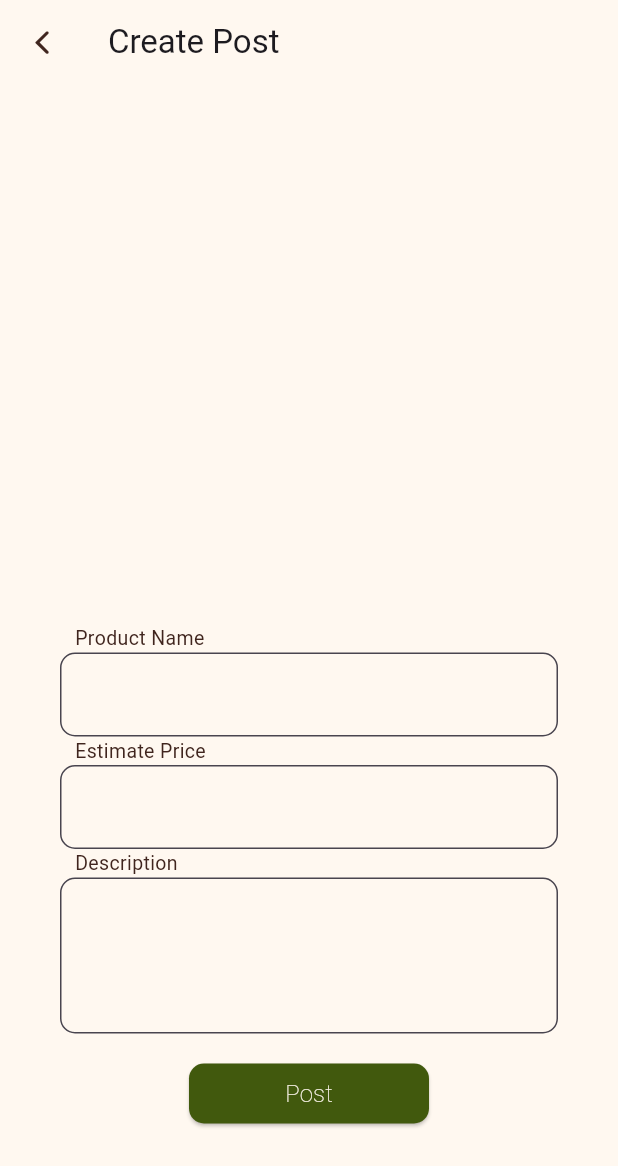
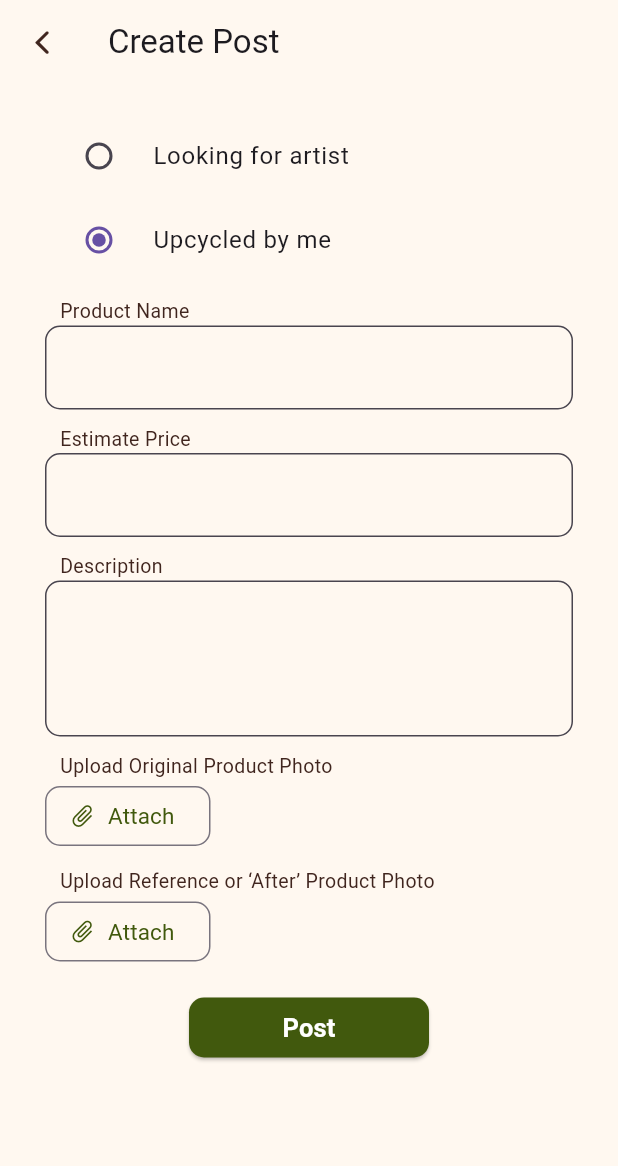
Before and after one commit to Kaung101/loop_frontend, a Flutter app: the CreatePost screen opened directly, after a tap on "Post", on a phone screen of 412 x 824 dp. Shown: the top 1166 px of the screen. Run offline on Flutter 3.47's test engine with Material 3 defaults, Android fonts, the phone set to English and light mode, and no system bars; our stand-ins replace dio, flutter_bloc, flutter_secure_storage, flutter_svg, fluttertoast, image_picker; missing offline and left inert: jwt_decode; accounts and stored records are empty.

Commit message:
finished implement post_management

```diff
--- a/lib/main.dart
+++ b/lib/main.dart
@@ -10,7 +10,6 @@ import 'package:loop/post_management/create_post_bloc.dart';
 void main() {
   final authRepository = AuthRepository();
   final postRepository = PostRepository();
-
   //runApp(const MyApp());
   runApp(
     MultiProvider(
--- a/lib/post_management/create_post.dart
+++ b/lib/post_management/create_post.dart
@@ -1,10 +1,9 @@
-import 'dart:typed_data';
-
 import 'package:flutter/cupertino.dart';
 import 'package:flutter/material.dart';
 import 'package:flutter/widgets.dart';
 import 'package:flutter_bloc/flutter_bloc.dart';
 import 'package:fluttertoast/fluttertoast.dart';
+import 'package:image_picker/image_picker.dart';
 import 'package:loop/auth/auth_repo.dart';
 import 'package:loop/components/bottomNavigatioon.dart';
 import 'package:loop/components/colors.dart';
@@ -12,6 +11,7 @@ import 'package:loop/post_management/create_post_bloc.dart';
 import 'package:loop/post_management/create_post_event.dart';
 import 'package:loop/post_management/create_post_state.dart';
 import 'package:loop/post_management/post_repo.dart';
+import 'package:mime/mime.dart';
 
 class CreatePost extends StatefulWidget {
   const CreatePost({super.key});
@@ -24,11 +24,45 @@ class _CreatePostState extends State<CreatePost> {
   final _formKey = GlobalKey<FormState>();
   final PostRepository postRepository = PostRepository();
   String errormsg = '';
-  final _nameController = TextEditingController();
-  final _priceController = TextEditingController();
-  final _descController = TextEditingController();
-  Uint8List? _beforePhoto;
-  Uint8List? _afterPhoto;
+
+  bool status = true;
+
+
+  Widget _statusField(){
+
+    return BlocBuilder<CreatePostBloc, CreatePostState>(
+      builder: (context, state) {
+        return Column(
+          children: [
+            RadioListTile<bool>(
+              title: const Text('Looking for artist'),
+              value: false,
+              groupValue: status,
+              onChanged: (bool? st) {
+                setState(() {
+                  status = st!;
+                });
+                 context.read<CreatePostBloc>().add(PostStatusChanged(status: false));
+
+              },
+            ),
+
+            RadioListTile<bool>(
+              title: const Text('Upcycled by me'),
+              value: true,
+              groupValue: status,
+              onChanged: (bool? st) {
+                setState(() {
+                  status = st!;
+                });
+                context.read<CreatePostBloc>().add(PostStatusChanged(status: true));
+              },
+            ),
+          ],
+        );
+      },
+    );
+  }
 
   Widget _nameField() {
     return BlocBuilder<CreatePostBloc, CreatePostState>(
@@ -88,6 +122,86 @@ class _CreatePostState extends State<CreatePost> {
     });
   }
 
+  Widget _beforePhotoButton() {
+    return BlocBuilder<CreatePostBloc, CreatePostState>(
+      builder: (context, state) {
+        return SizedBox(
+          child: OutlinedButton.icon(
+            style: OutlinedButton.styleFrom(
+              // backgroundColor: AppColors.backgroundColor,
+              shape: RoundedRectangleBorder(
+                borderRadius: BorderRadius.circular(10),
+              ),
+            ),
+            icon: Transform.rotate(
+              angle: 45 * 3.1427 / 180,
+              child:
+                  const Icon(Icons.attach_file, color: AppColors.primaryColor),
+            ),
+            onPressed: () async {
+              final ImagePicker imagePicker = ImagePicker();
+              final pickedFile =
+                  await imagePicker.pickImage(source: ImageSource.gallery);
+              if (pickedFile != null) {
+                context
+                    .read<CreatePostBloc>()
+                    .add(BeforePhotoChanged(beforePhoto: pickedFile));
+              }
+            },
+            label: const Text(
+              "Attach",
+              style: TextStyle(
+                color: AppColors.primaryColor,
+                fontSize: 15,
+                fontWeight: FontWeight.w400,
+              ),
+            ),
+          ),
+        );
+      },
+    );
+  }
+
+  Widget _afterPhotoButton() {
+    return BlocBuilder<CreatePostBloc, CreatePostState>(
+      builder: (context, state) {
+        return SizedBox(
+          child: OutlinedButton.icon(
+            style: OutlinedButton.styleFrom(
+              // backgroundColor: AppColors.backgroundColor,
+              shape: RoundedRectangleBorder(
+                borderRadius: BorderRadius.circular(10),
+              ),
+            ),
+            icon: Transform.rotate(
+              angle: 45 * 3.1427 / 180,
+              child:
+                  const Icon(Icons.attach_file, color: AppColors.primaryColor),
+            ),
+            onPressed: () async {
+              final ImagePicker imagePicker = ImagePicker();
+              final pickedFile =
+                  await imagePicker.pickImage(source: ImageSource.gallery);
+              if (pickedFile != null) {
+                context
+                    .read<CreatePostBloc>()
+                    .add(AfterPhotoChanged(afterPhoto: pickedFile));
+              }
+            },
+            label: const Text(
+              "Attach",
+              style: TextStyle(
+                color: AppColors.primaryColor,
+                fontSize: 15,
+                fontWeight: FontWeight.w400,
+              ),
+            ),
+          ),
+        );
+      },
+    );
+  }
+
   Widget _postButton() {
     return BlocBuilder<CreatePostBloc, CreatePostState>(
       builder: (context, state) {
@@ -103,9 +217,12 @@ class _CreatePostState extends State<CreatePost> {
             ),
             onPressed: () async {
               errormsg = await postRepository.createPost(
+                  status: state.status,
                   name: state.name,
                   price: state.price,
-                  description: state.description);
+                  description: state.description,
+                  beforePhoto: state.beforePhoto!,
+                  afterPhoto: state.afterPhoto!);
               if (_formKey.currentState!.validate()) {
                 // ignore: use_build_context_synchronously
                 context.read<CreatePostBloc>().add(PostSubmitted());
@@ -117,8 +234,12 @@ class _CreatePostState extends State<CreatePost> {
                     webPosition: "center",
                     webBgColor: '#B8BF7B',
                     timeInSecForIosWeb: 1,
-                    backgroundColor: errormsg == '' ? AppColors.tertiaryColor : AppColors.warningColor,
-                    textColor: errormsg == '' ? AppColors.backgroundColor : AppColors.textColor,
+                    backgroundColor: errormsg == ''
+                        ? AppColors.tertiaryColor
+                        : AppColors.warningColor,
+                    textColor: errormsg == ''
+                        ? AppColors.backgroundColor
+                        : AppColors.textColor,
                     fontSize: 16.0);
 
                 if (errormsg == '') {
@@ -139,9 +260,9 @@ class _CreatePostState extends State<CreatePost> {
             child: const Text(
               "Post",
               style: TextStyle(
-                color: AppColors.backgroundColor,
-                fontSize: 16,
-                fontWeight: FontWeight.w200,
+                color: Color.fromARGB(255, 255, 255, 255),
+                fontSize: 17,
+                fontWeight: FontWeight.w600,
               ),
             ),
           ),
@@ -175,25 +296,18 @@ class _CreatePostState extends State<CreatePost> {
           create: (_) => CreatePostBloc(postRepo: postRepository),
           child: SingleChildScrollView(
             child: Padding(
-              padding: const EdgeInsets.all(20.0),
+              padding: const EdgeInsets.fromLTRB(30, 20, 30, 20),
               child: Form(
                 key: _formKey,
-                child: Padding(
-                  padding: const EdgeInsets.only(left: 20, right: 20),
                 child: Column(
-                    mainAxisAlignment: MainAxisAlignment.center,
                   children: [
-                      Padding(
-                        padding: const EdgeInsets.only(top: 40),
-                        child: Container(
-                          height: 100,
-                          margin: const EdgeInsets.only(top: 200),
-                        ),
-                      ),
+                    _statusField(),
+
                     const Padding(
-                        padding: EdgeInsets.only(left: 10.0),
+                      padding: EdgeInsets.only(left: 10.0, top: 10),
                       child: Row(
                         mainAxisAlignment: MainAxisAlignment.start,
+                        crossAxisAlignment: CrossAxisAlignment.center,
                         children: [
                           Text(
                             "Product Name",
@@ -206,7 +320,7 @@ class _CreatePostState extends State<CreatePost> {
                     ),
                     _nameField(),
                     const Padding(
-                        padding: EdgeInsets.only(left: 10.0),
+                      padding: EdgeInsets.only(left: 10.0, top: 10),
                       child: Row(
                         mainAxisAlignment: MainAxisAlignment.start,
                         children: [
@@ -221,7 +335,7 @@ class _CreatePostState extends State<CreatePost> {
                     ),
                     _priceField(),
                     const Padding(
-                        padding: EdgeInsets.only(left: 10.0),
+                      padding: EdgeInsets.only(left: 10.0, top: 10),
                       child: Row(
                         mainAxisAlignment: MainAxisAlignment.start,
                         children: [
@@ -235,6 +349,38 @@ class _CreatePostState extends State<CreatePost> {
                       ),
                     ),
                     _descField(),
+                    const Padding(
+                      padding: EdgeInsets.only(left: 10.0, top: 10),
+                      child: Row(
+                        mainAxisAlignment: MainAxisAlignment.start,
+                        children: [
+                          Text(
+                            "Upload Original Product Photo",
+                            style: TextStyle(
+                                fontSize: 13, color: AppColors.textColor),
+                            textAlign: TextAlign.center,
+                          ),
+                        ],
+                      ),
+                    ),
+                    Row(children: [
+                      _beforePhotoButton(),
+                    ]),
+                    const Padding(
+                      padding: EdgeInsets.only(left: 10.0, top: 10),
+                      child: Row(
+                        mainAxisAlignment: MainAxisAlignment.start,
+                        children: [
+                          Text(
+                            "Upload Reference or ‘After’ Product Photo",
+                            style: TextStyle(
+                                fontSize: 13, color: AppColors.textColor),
+                            textAlign: TextAlign.center,
+                          ),
+                        ],
+                      ),
+                    ),
+                    Row(children: [_afterPhotoButton()]),
                      Padding(
                       padding: const EdgeInsets.only(top: 20.0),
                       child: _postButton(),
@@ -244,7 +390,6 @@ class _CreatePostState extends State<CreatePost> {
               ),
             ),
           ),
-          ),
         ));
   }
 }
--- a/lib/post_management/create_post_bloc.dart
+++ b/lib/post_management/create_post_bloc.dart
@@ -8,10 +8,18 @@ class CreatePostBloc extends Bloc<CreatePostEvent, CreatePostState> {
   final PostRepository postRepo;
 
   CreatePostBloc({required this.postRepo}) : super(CreatePostState()) {
+    on<PostStatusChanged>(_onStatusChanged);
     on<CreatePostNameChanged>(_onNameChanged);
     on<CreatePostPriceChanged>(_onPriceChanged);
     on<CreatePostDescChanged>(_onDescChanged);
     on<PostSubmitted>(_onSubmitted);
+    on<BeforePhotoChanged>(_onBeforePhotoChanged);
+    on<AfterPhotoChanged>(_onAfterPhotoChanged);
+
+  }
+
+  void _onStatusChanged(PostStatusChanged event, Emitter<CreatePostState> emit) {
+    emit(state.copyWith(status: event.status));
   }
 
   void _onNameChanged(CreatePostNameChanged event, Emitter<CreatePostState> emit) {
@@ -26,11 +34,19 @@ class CreatePostBloc extends Bloc<CreatePostEvent, CreatePostState> {
     emit(state.copyWith(description: event.description));
   }
 
+  void _onBeforePhotoChanged(BeforePhotoChanged event, Emitter<CreatePostState> emit) {
+    emit(state.copyWith(beforePhoto: event.beforePhoto));
+  }
+
+  void _onAfterPhotoChanged(AfterPhotoChanged event, Emitter<CreatePostState> emit) {
+    emit(state.copyWith(afterPhoto: event.afterPhoto));
+  }
+
   Future<void> _onSubmitted(PostSubmitted event, Emitter<CreatePostState> emit) async {
     emit(state.copyWith(formStatus: FormSubmitting()));
 
     try {
-      await postRepo.createPost(name: state.name, price: state.price, description: state.description);
+      await postRepo.createPost(status: state.status, name: state.name, price: state.price, description: state.description, beforePhoto: state.beforePhoto!, afterPhoto: state.afterPhoto!);
       emit(state.copyWith(formStatus: SubmissionSuccess()));
     } on Exception catch (e) {
       emit(state.copyWith(formStatus: SubmissionFailed(e), errorMessage: e.toString()));
--- a/lib/post_management/create_post_event.dart
+++ b/lib/post_management/create_post_event.dart
@@ -1,4 +1,12 @@
+import 'package:image_picker/image_picker.dart';
+
 abstract class CreatePostEvent {}
+
+class PostStatusChanged extends CreatePostEvent {
+  final bool status;
+
+  PostStatusChanged({ required this.status });
+}
 
 class CreatePostNameChanged extends CreatePostEvent {
   final String name;
@@ -18,4 +26,16 @@ class CreatePostDescChanged extends CreatePostEvent {
   CreatePostDescChanged({ required this.description });
 }
 
+class BeforePhotoChanged extends CreatePostEvent {
+  final XFile beforePhoto;
+
+  BeforePhotoChanged({ required this.beforePhoto });
+}
+
+class AfterPhotoChanged extends CreatePostEvent {
+  final XFile afterPhoto;
+
+  AfterPhotoChanged({ required this.afterPhoto });
+}
+
 class PostSubmitted extends CreatePostEvent {}
--- a/lib/post_management/create_post_form_status.dart
+++ b/lib/post_management/create_post_form_status.dart
@@ -7,11 +7,9 @@ class InitialFormStatus extends FormSubmissionStatus{
 }
 
 class FormSubmitting extends FormSubmissionStatus{
-
 }
 
 class SubmissionSuccess extends FormSubmissionStatus{
-
 }
 
 class SubmissionFailed extends FormSubmissionStatus{
--- a/lib/post_management/create_post_state.dart
+++ b/lib/post_management/create_post_state.dart
@@ -1,34 +1,46 @@
-
+import 'package:image_picker/image_picker.dart';
 import 'package:loop/post_management/create_post_form_status.dart';
 
 class CreatePostState {
+  bool status;
   final String name;
   final String price;
   final String description;
   final FormSubmissionStatus formStatus;
   String errorMessage;
+  XFile? beforePhoto;
+  XFile? afterPhoto;
 
-  CreatePostState ({
+  CreatePostState({
+    this.status = false,
     this.name = '',
     this.price = '',
     this.description = '',
     this.formStatus = const InitialFormStatus(),
     this.errorMessage = '',
+    this.afterPhoto,
+    this.beforePhoto,
   });
 
   CreatePostState copyWith({
-    String? name ,
-    String? price ,
+    bool? status,
+    String? name,
+    String? price,
     String? description,
     FormSubmissionStatus? formStatus,
     String? errorMessage,
+    XFile? beforePhoto,
+    XFile? afterPhoto,
   }) {
     return CreatePostState(
+      status: status ?? this.status,
       name: name ?? this.name,
       price: price ?? this.price,
       description: description ?? this.description,
       formStatus: formStatus ?? this.formStatus,
       errorMessage: errorMessage ?? this.errorMessage,
+      beforePhoto: beforePhoto ?? this.beforePhoto,
+      afterPhoto: afterPhoto ?? this.afterPhoto,
     );
   }
 }
--- a/lib/post_management/post_repo.dart
+++ b/lib/post_management/post_repo.dart
@@ -1,34 +1,67 @@
+import 'package:dio/dio.dart';
+import 'package:flutter_secure_storage/flutter_secure_storage.dart';
+import 'package:image_picker/image_picker.dart';
+import 'package:mime/mime.dart';
+import 'package:http_parser/http_parser.dart' show MediaType;
 
-import 'dart:convert';
-import 'dart:convert';
-
-import 'package:flutter_secure_storage/flutter_secure_storage.dart';
-import 'package:http/http.dart' as http;
 class PostRepository {
-  final String baseUrl = const String.fromEnvironment('API_BASE_URL', defaultValue: 'http://localhost:3000');
-  final storage = const  FlutterSecureStorage();
+  final String baseUrl = const String.fromEnvironment('API_BASE_URL',
+      defaultValue: 'http://localhost:3000');
+  final storage = const FlutterSecureStorage();
 
   Future<String> createPost({
-    required String name, required String price, required String description
+    required bool status,
+    required String name,
+    required String price,
+    required String description,
+    required XFile beforePhoto,
+    required XFile afterPhoto,
   }) async {
-    final readKey = await storage.read(key: 'jwtToken');
-    if(readKey == null) return 'User is not login!';
-    final response = await http.post(
-      Uri.parse('$baseUrl/post'),
-      headers: {'Content-Type': 'application/json', 'Authorization': "Bearer $readKey"},
-      body: jsonEncode({
-        'name': name,
-        'price': price,
-        'description': description
-      }),
-    );
+    final token = await storage.read(key: 'jwtToken');
+    if (token == null) return 'User is not logged in!';
 
-    if (response.statusCode == 400) {
-      final errorMessage = jsonDecode(response.body) as Map<String, dynamic>;
+    final String? beforeMime = lookupMimeType(beforePhoto.path);
+    final String? afterMime = lookupMimeType(afterPhoto.path);
+    final beforeMimeType = MediaType.parse(beforeMime!);
+    final afterMimeType = MediaType.parse(afterMime!);
 
-      return errorMessage["message"];
+    final formData = FormData.fromMap({
+      'artist_post': status,
+      'name': name,
+      'price': price,
+      'description': description,
+      'before': await MultipartFile.fromFile(beforePhoto.path, contentType: beforeMimeType),
+      'reference': await MultipartFile.fromFile(afterPhoto.path, contentType: afterMimeType),
+    });
+
+    final dio = Dio();
+
+    try {
+      final response = await dio.post(
+        Uri.parse('$baseUrl/post').toString(),
+        options: Options(
+          headers: {'Authorization': "Bearer $token"},
+        ),
+        data: formData.clone(),
+      );
+    } catch (e) {
+      print(e);
     }
 
+    // final response = await http.post(
+    //   Uri.parse('$baseUrl/post'),
+    //   headers: {
+    //     'Content-Type': 'application/json',
+    //     'Authorization': "Bearer $readKey"
+    //   },
+    //   body: jsonEncode(
+    //       {'name': name, 'price': price, 'description': description}),
+    // );
+
+    // if (response.statusCode == 400) {
+    //   final errorMessage = jsonDecode(response.data) as Map<String, dynamic>;
+    //   return errorMessage["message"];
+    // }
     return '';
   }
 }
--- a/lib/splash.dart
+++ b/lib/splash.dart
@@ -6,6 +6,7 @@ import 'package:flutter_svg/svg.dart';
 import 'package:loop/auth/auth_repo.dart';
 import 'package:loop/auth/login/login_view.dart';
 import 'package:loop/components/bottomNavigatioon.dart';
+import 'package:loop/post_management/create_post.dart';
 import '../../components/colors.dart'; // Assuming this file defines your app colors
 
 class SplashScreen extends StatefulWidget {
@@ -75,7 +76,7 @@ class _SplashScreenState extends State<SplashScreen> {
       context,
       MaterialPageRoute(builder: (context) =>  RepositoryProvider(
         create: (context) => AuthRepository(),
-        child: isLoggedIn ? const BottomNav() : const LoginView(),
+        child: isLoggedIn ? const BottomNav() : const CreatePost(),
       )),
     );
   }
--- a/pubspec.yaml
+++ b/pubspec.yaml
@@ -44,6 +44,9 @@ dependencies:
   jwt_decode: ^0.3.1
   mailer: ^6.0.1
   flutter_svg: ^2.0.10+1
+  image_picker: ^1.1.2
+  dio: ^5.4.3+1
+  mime: ^1.0.5
 
 dev_dependencies:
   flutter_test:
```
Also changed, not shown: lib/post_management/post_provider.dart (deleted), pubspec.lock, 10 other files. Lines whose indentation alone changed are shown as unchanged.
